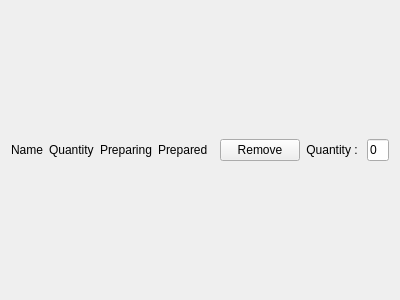
First picture: the form in frontend/workspace.ui, repository therealrahulsahu/se_project, before the edit.
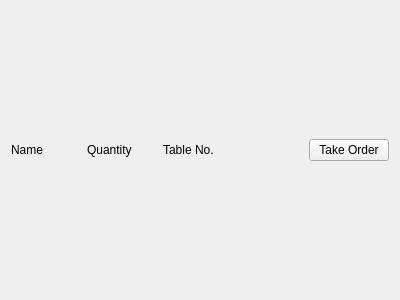
Second picture: the form after the edit.

The edit to the form file:
```diff
--- a/frontend/workspace.ui
+++ b/frontend/workspace.ui
@@ -28,7 +28,7 @@
     </spacer>
    </item>
    <item>
-    <layout class="QHBoxLayout" name="horizontalLayout_2" stretch="5,5,5,5,10,5,4,2">
+    <layout class="QHBoxLayout" name="horizontalLayout_2" stretch="1,1,1,1,1">
      <item>
       <widget class="QLabel" name="lb_name">
        <property name="text">
@@ -46,14 +46,7 @@
      <item>
       <widget class="QLabel" name="lb_p_ing">
        <property name="text">
-        <string>Preparing</string>
-       </property>
-      </widget>
-     </item>
-     <item>
-      <widget class="QLabel" name="lb_p_ed">
-       <property name="text">
-        <string>Prepared</string>
+        <string>Table No.</string>
        </property>
       </widget>
      </item>
@@ -73,30 +66,7 @@
      <item>
       <widget class="QPushButton" name="bt_remove">
        <property name="text">
-        <string>Remove</string>
-       </property>
-      </widget>
-     </item>
-     <item>
-      <widget class="QLabel" name="label">
-       <property name="text">
-        <string>Quantity : </string>
-       </property>
-       <property name="alignment">
-        <set>Qt::AlignRight|Qt::AlignTrailing|Qt::AlignVCenter</set>
-       </property>
-      </widget>
-     </item>
-     <item>
-      <widget class="QLineEdit" name="le_quantity">
-       <property name="inputMethodHints">
-        <set>Qt::ImhNone</set>
-       </property>
-       <property name="text">
-        <string>0</string>
-       </property>
-       <property name="maxLength">
-        <number>2</number>
+        <string>Take Order</string>
        </property>
       </widget>
      </item>
```
Left out of the diff: 4 changed lines with no effect on the pictures.
